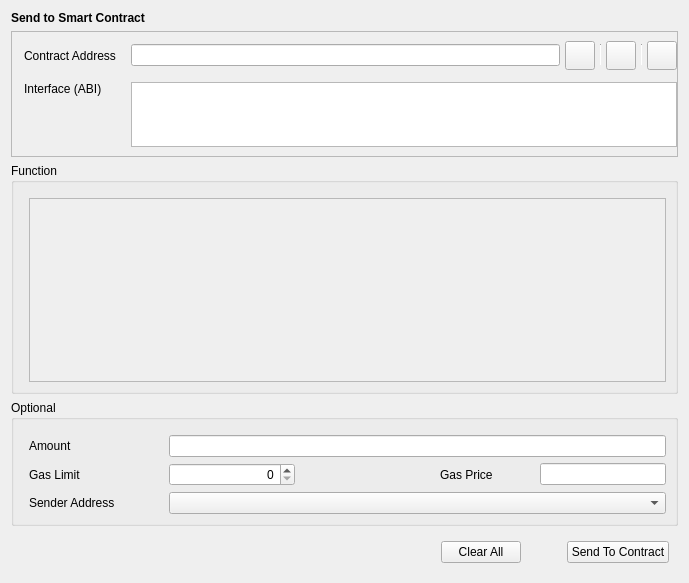
First picture: the form in src/qt/forms/sendtocontract.ui, repository LUX-Core/lux, before the edit.
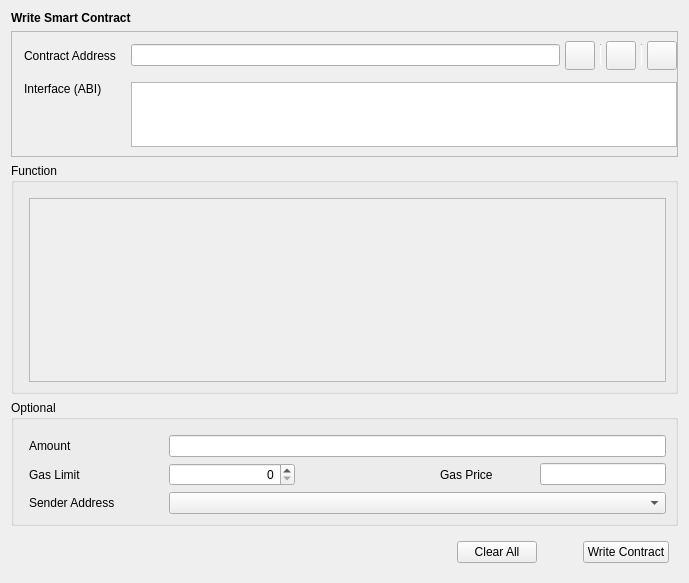
Second picture: the form after the edit. Custom widgets are drawn as their Qt base class.

Patch:
```diff
--- a/src/qt/forms/sendtocontract.ui
+++ b/src/qt/forms/sendtocontract.ui
@@ -42,7 +42,7 @@
           </font>
          </property>
          <property name="text">
-          <string>Send to Smart Contract</string>
+          <string>Write Smart Contract</string>
          </property>
         </widget>
        </item>
@@ -434,7 +434,7 @@
      <item>
       <widget class="QPushButton" name="pushButtonSendToContract">
        <property name="text">
-        <string>Send To Contract</string>
+        <string>Write Contract</string>
        </property>
       </widget>
      </item>
```
